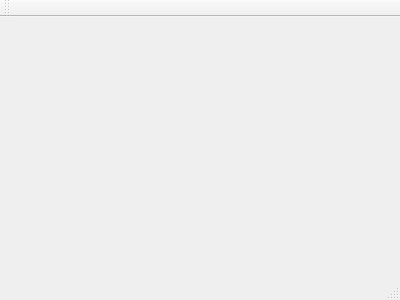
Legend1991/NBAStatsThief, file mainwindow.ui: the form before one commit.
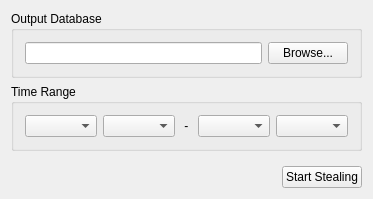
The form after the commit.

The edit to the form file:
```diff
--- a/mainwindow.ui
+++ b/mainwindow.ui
@@ -1,24 +1,97 @@
 <ui version="4.0">
  <class>MainWindow</class>
- <widget class="QMainWindow" name="MainWindow" >
-  <property name="geometry" >
+ <widget class="QMainWindow" name="MainWindow">
+  <property name="geometry">
    <rect>
     <x>0</x>
     <y>0</y>
-    <width>400</width>
-    <height>300</height>
+    <width>366</width>
+    <height>193</height>
    </rect>
   </property>
   <property name="windowTitle" >
    <string>MainWindow</string>
   </property>
-  <widget class="QMenuBar" name="menuBar" />
-  <widget class="QToolBar" name="mainToolBar" />
-  <widget class="QWidget" name="centralWidget" />
-  <widget class="QStatusBar" name="statusBar" />
+  <widget class="QWidget" name="centralWidget">
+   <layout class="QVBoxLayout" name="verticalLayout">
+    <item>
+     <widget class="QGroupBox" name="gbOutputDB">
+      <property name="title">
+       <string>Output Database</string>
+      </property>
+      <layout class="QHBoxLayout" name="horizontalLayout">
+       <item>
+        <widget class="QLineEdit" name="leOutputDB"/>
+       </item>
+       <item>
+        <widget class="QPushButton" name="pbBrowse">
+         <property name="text">
+          <string>Browse...</string>
+         </property>
+        </widget>
+       </item>
+      </layout>
+     </widget>
+    </item>
+    <item>
+     <widget class="QGroupBox" name="gbTimeRange">
+      <property name="title">
+       <string>Time Range</string>
+      </property>
+      <layout class="QHBoxLayout" name="horizontalLayout_2">
+       <item>
+        <widget class="QComboBox" name="cbFromMonth"/>
+       </item>
+       <item>
+        <widget class="QComboBox" name="cbFromYear"/>
+       </item>
+       <item>
+        <widget class="QLabel" name="lblTimeRange">
+         <property name="text">
+          <string> - </string>
+         </property>
+        </widget>
+       </item>
+       <item>
+        <widget class="QComboBox" name="cbToMonth"/>
+       </item>
+       <item>
+        <widget class="QComboBox" name="cbToYear"/>
+       </item>
+      </layout>
+     </widget>
+    </item>
+    <item>
+     <layout class="QHBoxLayout" name="hlStartStealing">
+      <property name="topMargin">
+       <number>9</number>
+      </property>
+      <item>
+       <spacer name="hsStartStealing">
+        <property name="orientation">
+         <enum>Qt::Horizontal</enum>
+        </property>
+        <property name="sizeHint" stdset="0">
+         <size>
+          <width>40</width>
+          <height>20</height>
+         </size>
+        </property>
+       </spacer>
+      </item>
+      <item>
+       <widget class="QPushButton" name="pbStartStealing">
+        <property name="text">
+         <string>Start Stealing</string>
+        </property>
+       </widget>
+      </item>
+     </layout>
+    </item>
+   </layout>
+  </widget>
  </widget>
- <layoutDefault spacing="6" margin="11" />
- <pixmapfunction></pixmapfunction>
+ <layoutdefault spacing="6" margin="11"/>
  <resources/>
  <connections/>
 </ui>
```
Left out of the diff: 5 changed lines with no effect on the pictures.
